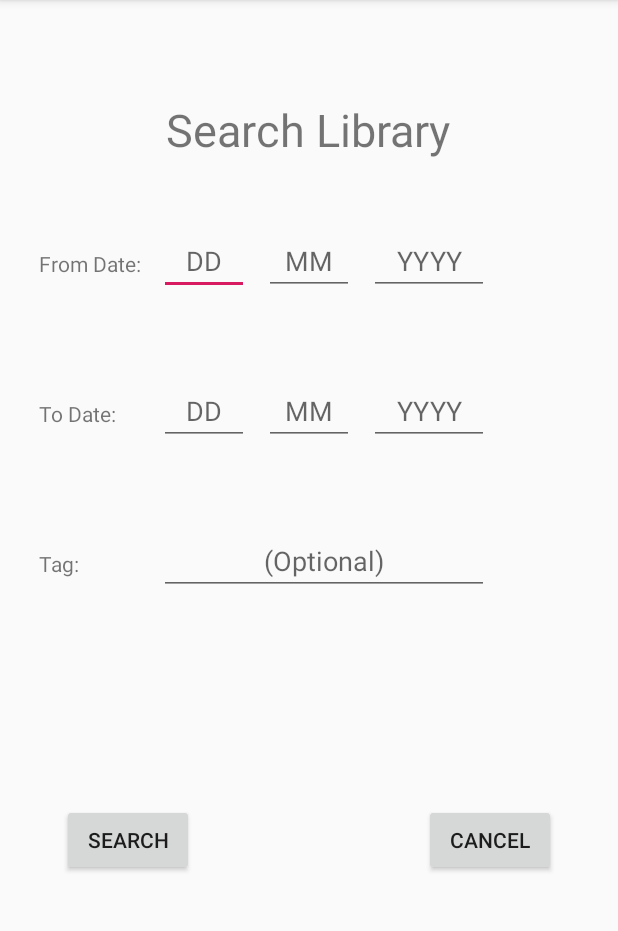
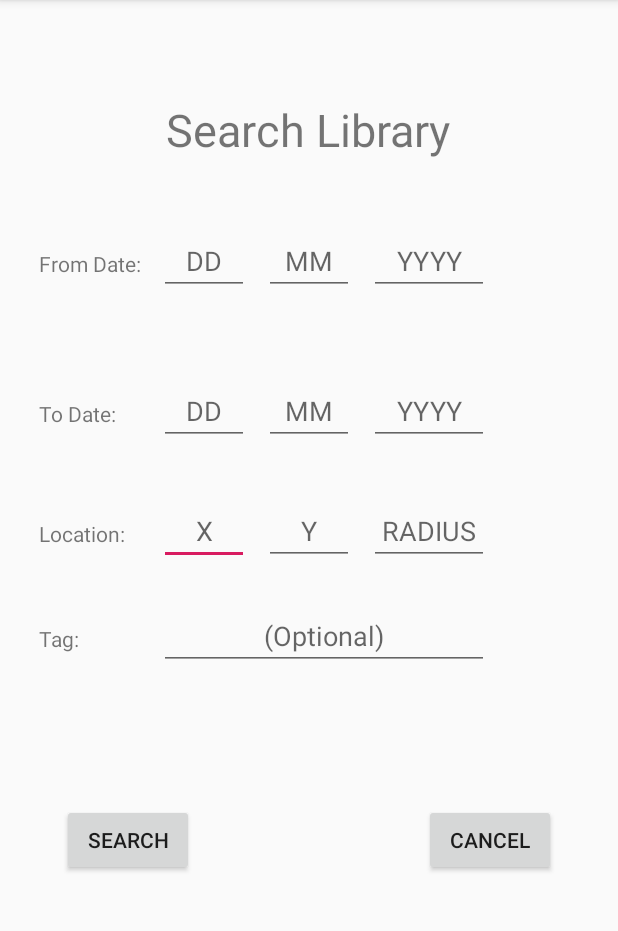
Before and after one commit to FeralComputer/COMP_7890_Project, an Android app: the SearchActivity screen opened directly, with no data from a screen before it, on a phone screen of 412 x 824 dp, the part 84-1015 px from its top. Run offline under Robolectric (Android 15) with nearby library versions, the phone set to English and light mode, and no system bars.

Commit message:
Added location search entry.

```diff
--- a/app/src/main/java/com/example/comp7855_project/MainActivity.java
+++ b/app/src/main/java/com/example/comp7855_project/MainActivity.java
@@ -125,9 +125,11 @@ public class MainActivity extends AppCompatActivity implements View.OnClickListe
         Button btnLeft = (Button)findViewById(R.id.btnLeft);
         Button btnRight = (Button)findViewById(R.id.btnRight);
         Button btnFilter = (Button)findViewById(R.id.btnFilter);
+        Button btnCamera = (Button)findViewById(R.id.btnCamera);
 
         btnLeft.setOnClickListener(this);
         btnRight.setOnClickListener(this);
+        btnCamera.setOnClickListener(this);
 
         btnFilter.setOnClickListener(new View.OnClickListener() {
             @Override
@@ -163,6 +165,18 @@ public class MainActivity extends AppCompatActivity implements View.OnClickListe
         if (photoGallery.size() > 0)
             currentPhotoPath = photoGallery.get(currentPhotoIndex);
         displayPhoto(currentPhotoPath);
+
+        client.getLastLocation().addOnSuccessListener(MainActivity.this, new OnSuccessListener<Location>() {
+            @Override
+            public void onSuccess(Location location) {
+                if (location != null) {
+                    Latitude = String.valueOf((int)location.getLatitude());
+                    Longitude = String.valueOf((int)location.getLongitude());
+                }
+                else
+                    Log.d("Location Was Null", Integer.toString(123));
+            }
+        });
     }
 
 
@@ -307,6 +321,9 @@ public class MainActivity extends AppCompatActivity implements View.OnClickListe
             case R.id.btnRight:
                 ++currentPhotoIndex;
                 break;
+            case R.id.btnCamera:
+                takePicture();
+                break;
             default:
                 break;
         }
@@ -395,7 +412,10 @@ public class MainActivity extends AppCompatActivity implements View.OnClickListe
         }
     }
 
-    public void takePicture(View v) {
+    public void takePicture() {
+        EditText Tag = (EditText) findViewById(R.id.entryCaption);
+        Tag.clearFocus();
+
         Intent takePictureIntent = new Intent(MediaStore.ACTION_IMAGE_CAPTURE);
         if (takePictureIntent.resolveActivity(getPackageManager()) != null) {
             File photoFile = null;
--- a/app/src/main/java/com/example/comp7855_project/SearchActivity.java
+++ b/app/src/main/java/com/example/comp7855_project/SearchActivity.java
@@ -25,6 +25,9 @@ public class SearchActivity extends AppCompatActivity {
     private EditText toDate_Month;
     private EditText toDate_Day;
     private EditText Tag;
+    private EditText location_X;
+    private EditText location_Y;
+    private EditText location_Radius;
     private Calendar fromCalendar;
     private Calendar toCalendar;
     private DatePickerDialog.OnDateSetListener fromListener;
@@ -41,6 +44,10 @@ public class SearchActivity extends AppCompatActivity {
         toDate_Month   = findViewById(R.id.search_toMonth);
         toDate_Day   = findViewById(R.id.search_toDay);
         Tag = findViewById(R.id.search_Tag);
+        location_X = findViewById(R.id.search_LocationX);
+        location_Y = findViewById(R.id.search_LocationY);
+        location_Radius = findViewById(R.id.search_Radius);
+
         Button Btn_search = findViewById(R.id.search_cancel);
         Button Btn_cancel = findViewById(R.id.search_search);
 
--- a/app/src/main/res/layout/activity_search.xml
+++ b/app/src/main/res/layout/activity_search.xml
@@ -10,6 +10,55 @@
     android:paddingRight="@dimen/activity_horizontal_margin"
     android:paddingBottom="@dimen/activity_vertical_margin"
     tools:context="com.example.comp7855_project.SearchActivity">
+
+    <TextView
+        android:id="@+id/search_LocationLabel"
+        android:layout_width="wrap_content"
+        android:layout_height="wrap_content"
+        android:layout_alignParentStart="true"
+        android:layout_alignParentTop="true"
+        android:layout_marginStart="10dp"
+        android:layout_marginTop="330dp"
+        android:text="Location:" />
+
+    <EditText
+        android:id="@+id/search_LocationX"
+        android:layout_width="60dp"
+        android:layout_height="wrap_content"
+        android:layout_alignParentStart="true"
+        android:layout_alignParentTop="true"
+        android:layout_marginStart="90dp"
+        android:layout_marginTop="315dp"
+        android:ems="10"
+        android:gravity="center_horizontal"
+        android:hint="X"
+        android:inputType="date" />
+
+    <EditText
+        android:id="@+id/search_LocationY"
+        android:layout_width="60dp"
+        android:layout_height="wrap_content"
+        android:layout_alignParentTop="true"
+        android:layout_marginStart="160dp"
+        android:layout_marginTop="315dp"
+        android:ems="10"
+        android:gravity="center_horizontal"
+        android:hint="Y"
+        android:inputType="date" />
+
+    <EditText
+        android:id="@+id/search_Radius"
+        android:layout_width="80dp"
+        android:layout_height="wrap_content"
+        android:layout_alignParentStart="true"
+        android:layout_alignParentTop="true"
+        android:layout_centerVertical="true"
+        android:layout_marginStart="230dp"
+        android:layout_marginTop="315dp"
+        android:ems="10"
+        android:gravity="center_horizontal"
+        android:hint="RADIUS"
+        android:inputType="date" />
 
     <EditText
         android:id="@+id/search_fromDay"
@@ -116,7 +165,7 @@
         android:layout_alignParentStart="true"
         android:layout_alignParentTop="true"
         android:layout_marginStart="10dp"
-        android:layout_marginTop="350dp"
+        android:layout_marginTop="400dp"
         android:text="Tag: " />
 
     <EditText
@@ -127,13 +176,13 @@
         android:layout_alignParentTop="true"
         android:layout_centerVertical="true"
         android:layout_marginStart="90dp"
-        android:layout_marginTop="335dp"
+        android:layout_marginTop="385dp"
+        android:ems="10"
+        android:gravity="center_horizontal"
         android:hint="(Optional)"
-        android:gravity="center_horizontal"
+        android:imeOptions="actionDone"
         android:lines="1"
-        android:singleLine="true"
-        android:imeOptions="actionDone"
-        android:ems="10" />
+        android:singleLine="true" />
 
     <Button
         android:id="@+id/search_cancel"
```
